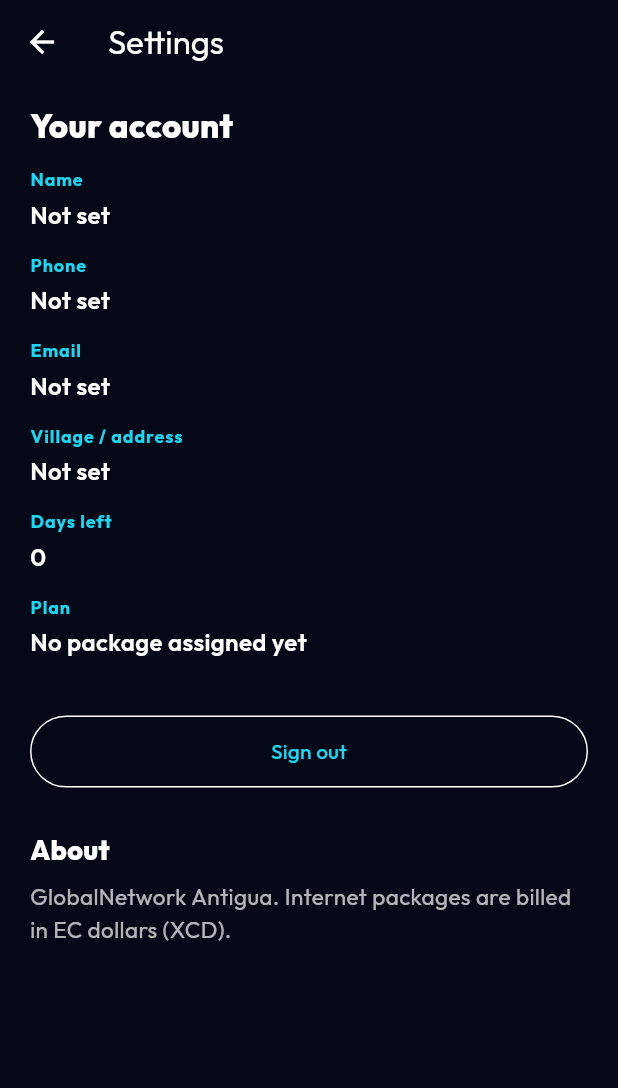
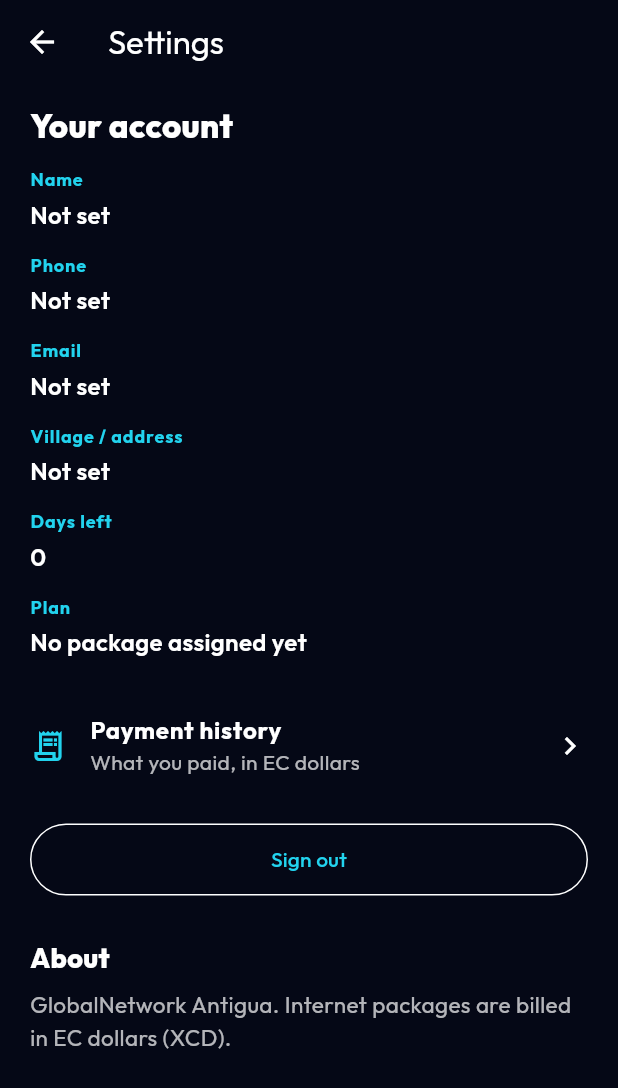
Before and after one commit to bbscalton/globalnetwork, a Flutter app: the screen it shows once a user with an empty profile is signed in, after a tap on the "settings" icon, on a phone screen of 412 x 824 dp. Shown: the top 1088 px of the screen. Run offline on Flutter 3.47's test engine with Material 3 defaults, Android fonts, the phone set to English and light mode, and no system bars; our stand-ins replace audioplayers, cloud_firestore, cloud_functions, firebase_auth, firebase_core, firebase_messaging and 5 more; missing offline and left inert: flutter_webrtc, record; accounts and stored records are empty; network calls fail.

Commit message:
Show customers their past desk-recorded payments in the app.
Co-authored-by: Cursor <cursoragent@cursor.com>

```diff
--- a/customer-app/lib/main.dart
+++ b/customer-app/lib/main.dart
@@ -13,6 +13,7 @@ import 'screens/call_screen.dart';
 import 'screens/home_screen.dart';
 import 'screens/issue_screen.dart';
 import 'screens/login_screen.dart';
+import 'screens/payment_history_screen.dart';
 import 'screens/pending_approval_screen.dart';
 import 'screens/registration_wizard.dart';
 import 'screens/settings_screen.dart';
@@ -261,9 +262,24 @@ class _GateState extends State<Gate> {
       onIssue: () {
         Navigator.of(context).push(MaterialPageRoute(builder: (_) => IssueScreen(api: api, customerId: account!.id)));
       },
+      onPayments: () {
+        Navigator.of(context).push(
+          MaterialPageRoute(builder: (_) => PaymentHistoryScreen(api: api, customerId: account!.id)),
+        );
+      },
       onSettings: () {
         Navigator.of(context).push(
-          MaterialPageRoute(builder: (_) => SettingsScreen(account: account!, onSignOut: () => signOut())),
+          MaterialPageRoute(
+            builder: (_) => SettingsScreen(
+              account: account!,
+              onPaymentHistory: () {
+                Navigator.of(context).push(
+                  MaterialPageRoute(builder: (_) => PaymentHistoryScreen(api: api, customerId: account!.id)),
+                );
+              },
+              onSignOut: () => signOut(),
+            ),
+          ),
         );
       },
     );
--- a/customer-app/lib/screens/home_screen.dart
+++ b/customer-app/lib/screens/home_screen.dart
@@ -10,6 +10,7 @@ class HomeScreen extends StatelessWidget {
     required this.onCall,
     required this.onVideoCall,
     required this.onIssue,
+    required this.onPayments,
     required this.onSettings,
   });
 
@@ -18,6 +19,7 @@ class HomeScreen extends StatelessWidget {
   final VoidCallback onCall;
   final VoidCallback onVideoCall;
   final VoidCallback onIssue;
+  final VoidCallback onPayments;
   final VoidCallback onSettings;
 
   Color get _tone {
@@ -164,6 +166,13 @@ class HomeScreen extends StatelessWidget {
             style: OutlinedButton.styleFrom(padding: const EdgeInsets.symmetric(vertical: 14)),
             label: const Text('Report a line problem'),
           ),
+          const SizedBox(height: 10),
+          OutlinedButton.icon(
+            onPressed: onPayments,
+            icon: const Icon(Icons.receipt_long_outlined),
+            style: OutlinedButton.styleFrom(padding: const EdgeInsets.symmetric(vertical: 14)),
+            label: const Text('Payment history'),
+          ),
         ],
       ),
     );
--- a/customer-app/lib/screens/settings_screen.dart
+++ b/customer-app/lib/screens/settings_screen.dart
@@ -3,9 +3,15 @@ import '../models/customer.dart';
 import '../theme.dart';
 
 class SettingsScreen extends StatelessWidget {
-  const SettingsScreen({super.key, required this.account, required this.onSignOut});
+  const SettingsScreen({
+    super.key,
+    required this.account,
+    required this.onPaymentHistory,
+    required this.onSignOut,
+  });
 
   final CustomerAccount account;
+  final VoidCallback onPaymentHistory;
   final VoidCallback onSignOut;
 
   String get _village {
@@ -38,7 +44,16 @@ class SettingsScreen extends StatelessWidget {
           _row('Village / address', _village.isEmpty ? 'Not set' : _village),
           _row('Days left', '$days'),
           _row('Plan', plan),
-          const SizedBox(height: 24),
+          const SizedBox(height: 8),
+          ListTile(
+            contentPadding: EdgeInsets.zero,
+            leading: const Icon(Icons.receipt_long_outlined, color: GnTheme.cyan),
+            title: const Text('Payment history', style: TextStyle(fontWeight: FontWeight.w700)),
+            subtitle: const Text('What you paid, in EC dollars', style: TextStyle(color: Colors.white70)),
+            trailing: const Icon(Icons.chevron_right),
+            onTap: onPaymentHistory,
+          ),
+          const SizedBox(height: 16),
           OutlinedButton(
             onPressed: onSignOut,
             style: OutlinedButton.styleFrom(padding: const EdgeInsets.symmetric(vertical: 14)),
```
Also changed, not shown: customer-app/lib/models/customer.dart (+69 -0 lines), customer-app/lib/screens/payment_history_screen.dart (added, +139 -0 lines), customer-app/lib/services/api.dart (+12 -0 lines).
